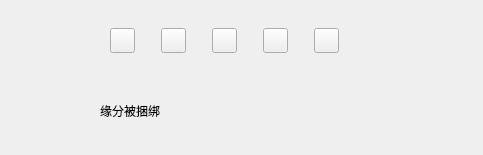
Qt form MyPlayMusic/lyriccardwidget.ui (Sakeyuan/MyMusicPlayer) before a commit.
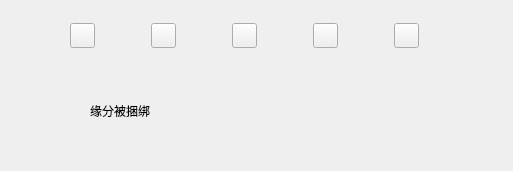
The same form after that commit.

Patch:
```diff
--- a/MyPlayMusic/lyriccardwidget.ui
+++ b/MyPlayMusic/lyriccardwidget.ui
@@ -6,8 +6,8 @@
    <rect>
     <x>0</x>
     <y>0</y>
-    <width>483</width>
-    <height>155</height>
+    <width>513</width>
+    <height>171</height>
    </rect>
   </property>
   <property name="windowTitle">
@@ -16,9 +16,9 @@
   <widget class="QLabel" name="lyricsLabel">
    <property name="geometry">
     <rect>
-     <x>100</x>
+     <x>90</x>
      <y>80</y>
-     <width>261</width>
+     <width>321</width>
      <height>61</height>
     </rect>
    </property>
@@ -29,10 +29,10 @@
   <widget class="QWidget" name="widget" native="true">
    <property name="geometry">
     <rect>
-     <x>90</x>
+     <x>20</x>
      <y>10</y>
-     <width>271</width>
-     <height>61</height>
+     <width>451</width>
+     <height>51</height>
     </rect>
    </property>
    <layout class="QGridLayout" name="gridLayout">
```
